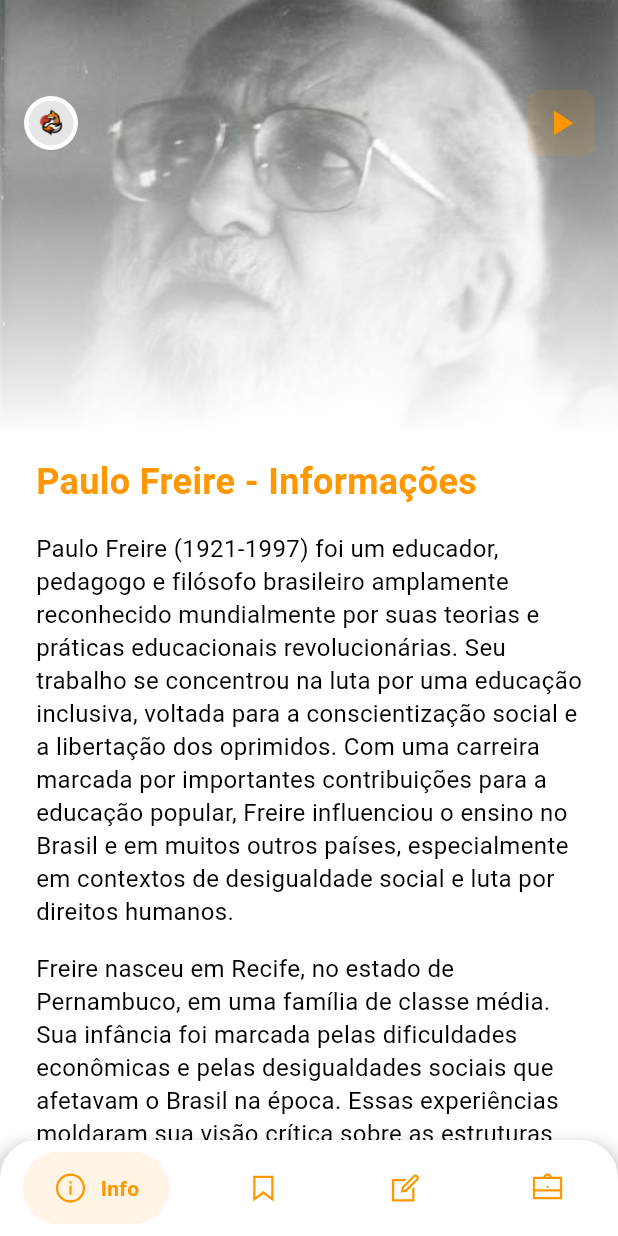
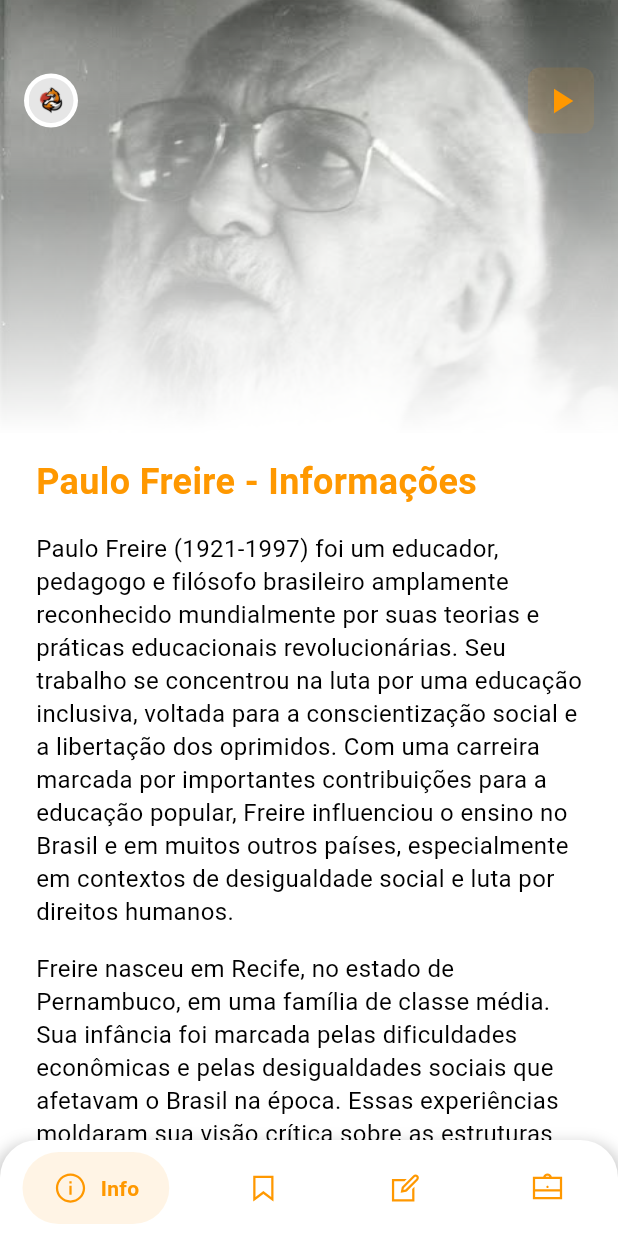
Before and after one commit to leonato-289/Paulo-Freire, a Flutter app: the screen it shows after launch, on a phone screen of 412 x 824 dp. Run offline on Flutter 3.47's test engine with Material 3 defaults, Android fonts, the light colour scheme and no system bars; drawn by our look-alikes of google_nav_bar; our stand-ins replace line_icons.

Commit message:
Salvando altera├º├Áes no projeto

```diff
--- a/lib/screens/home_screen.dart
+++ b/lib/screens/home_screen.dart
@@ -45,9 +45,9 @@ class _HomeScreenState extends State<HomeScreen> {
       value: SystemUiOverlayStyle(
         statusBarColor: Colors.transparent,
         statusBarIconBrightness: Brightness.dark,
-        systemNavigationBarColor: Colors.transparent,
+        systemNavigationBarColor: Colors.white,
         systemNavigationBarIconBrightness: Brightness.dark,
-        systemNavigationBarDividerColor: Colors.transparent,
+        systemNavigationBarDividerColor: Colors.white,
       ),
       child: Scaffold(
         extendBody: true,
@@ -64,7 +64,7 @@ class _HomeScreenState extends State<HomeScreen> {
               ],
             ),
             Padding(
-              padding: const EdgeInsets.only(left: 16.0, right: 16.0, top: 60.0, bottom: 8.0),
+              padding: const EdgeInsets.only(left: 16.0, right: 16.0, top: 45.0, bottom: 8.0),
               child: Align(
                 alignment: Alignment.topCenter,
                 child: Row(
```
